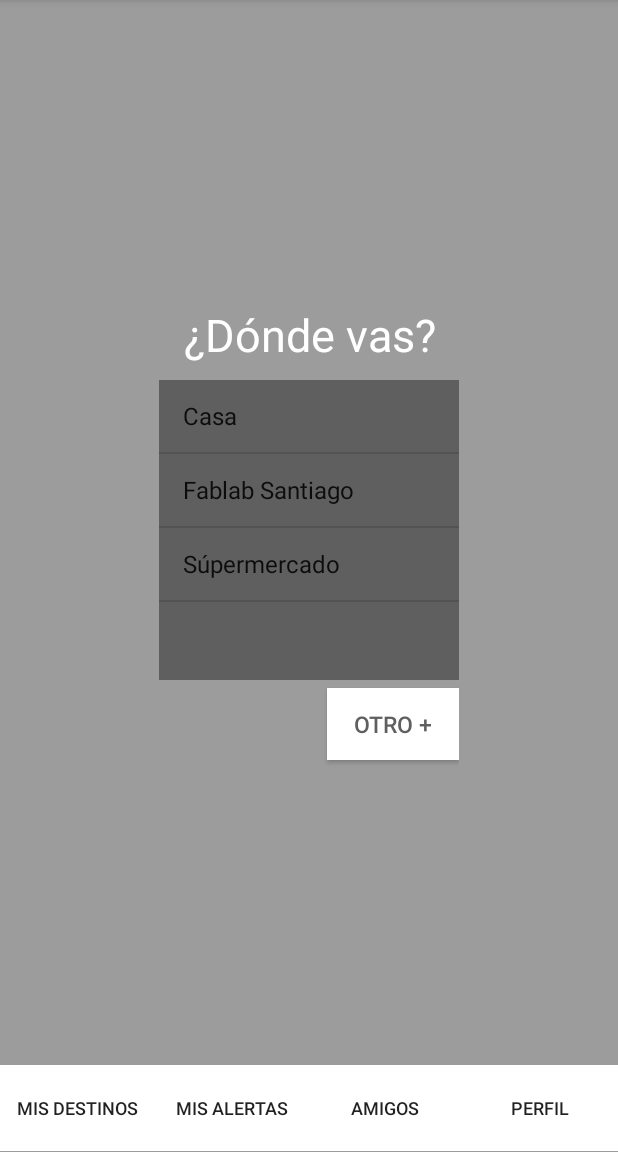
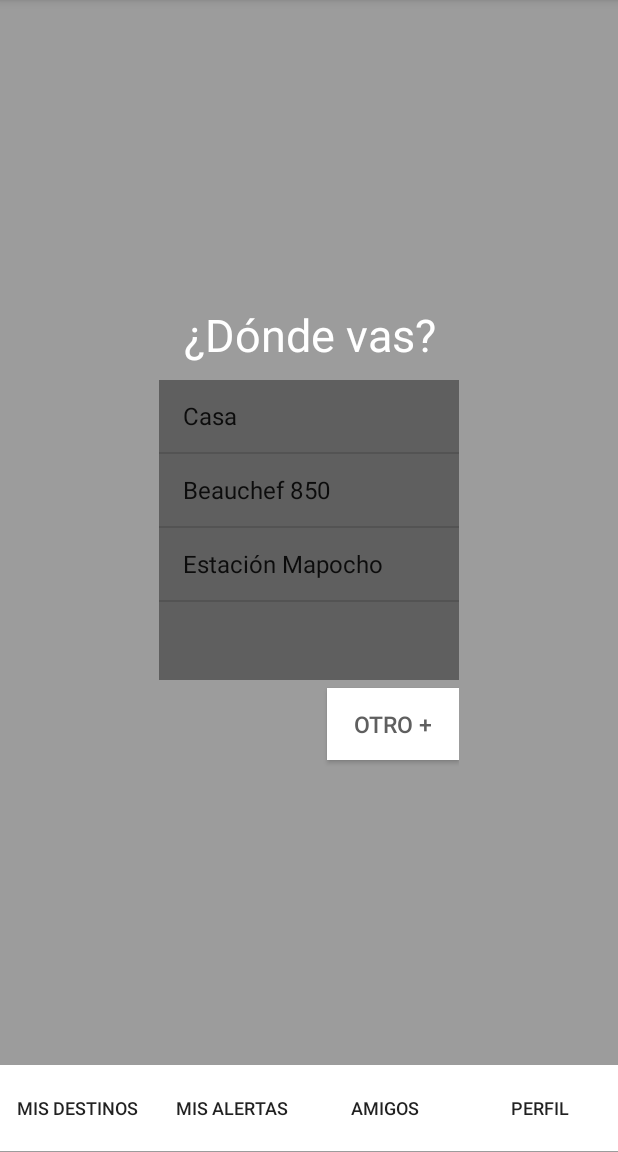
Before and after one commit to FabLabSantiago/LeBike, an Android app: the LeBikeActivity screen opened directly, with no data from a screen before it, on a phone screen of 412 x 824 dp, the part 84-1236 px from its top. Run offline under Robolectric (Android 15) with nearby library versions, the phone set to English and light mode, and no system bars.

```diff
--- a/app/src/main/java/org/fablabsantiago/smartcities/app/lebikee/LeBikeActivity.java
+++ b/app/src/main/java/org/fablabsantiago/smartcities/app/lebikee/LeBikeActivity.java
@@ -32,8 +32,8 @@ public class LeBikeActivity extends AppCompatActivity //implements OnMapReadyCal
         final ListView patrimoniosListView = (ListView) findViewById(R.id.destinationsList);
         String[] patrimonios = new String[] {
                 "Casa",
-                "Fablab Santiago",
-                "Súpermercado"};
+                "Beauchef 850",
+                "Estación Mapocho"};
         ArrayAdapter<String> adapter = new ArrayAdapter<String>(this,
                 android.R.layout.simple_list_item_1,android.R.id.text1,patrimonios);
         patrimoniosListView.setAdapter(adapter);
@@ -49,6 +49,10 @@ public class LeBikeActivity extends AppCompatActivity //implements OnMapReadyCal
                 startActivity(onRouteMapIntent);
             }
         });
+
+        // TODO: Crear clase ruta o destino.
+        // Aquí se agrupan to-do lo realacionado a cada ruta. Tiempo de viaje, puntaje, hotspots,
+        // nombre, etc...
     }
 
     /* Otro+ - OnClick */
--- a/app/src/main/java/org/fablabsantiago/smartcities/app/lebikee/OnRouteMapActivity.java
+++ b/app/src/main/java/org/fablabsantiago/smartcities/app/lebikee/OnRouteMapActivity.java
@@ -261,6 +261,9 @@ public class OnRouteMapActivity extends AppCompatActivity implements
         try
         {
             InputStream inStream = this.getAssets().open(routeName);
+            // TODO: Idioma
+            // Asset: Dicese del sustantivo en íngles que en el español se refiere a un
+            //       valor, activo, acciones, recurso, ventaja, herramienta.
             list = parseRoute(inStream);
         }
         catch (IOException e)
```
Also changed, not shown: app/src/main/java/org/fablabsantiago/smartcities/app/lebikee/OnRouteLocationService.java (+0 -16 lines), 4 other files.
